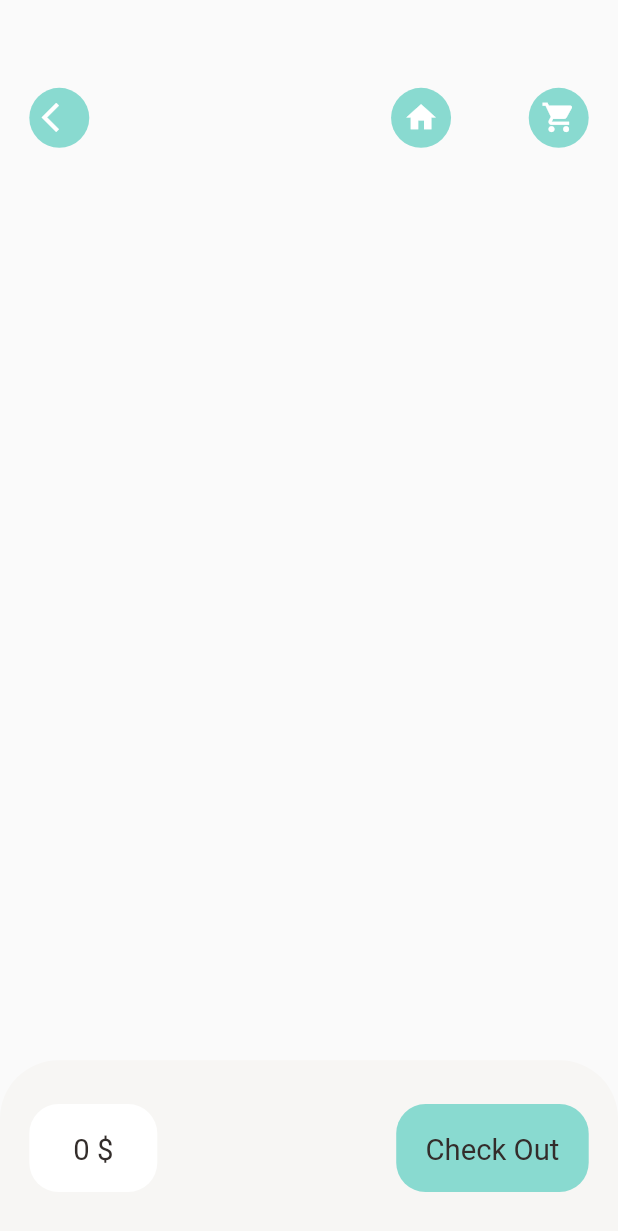
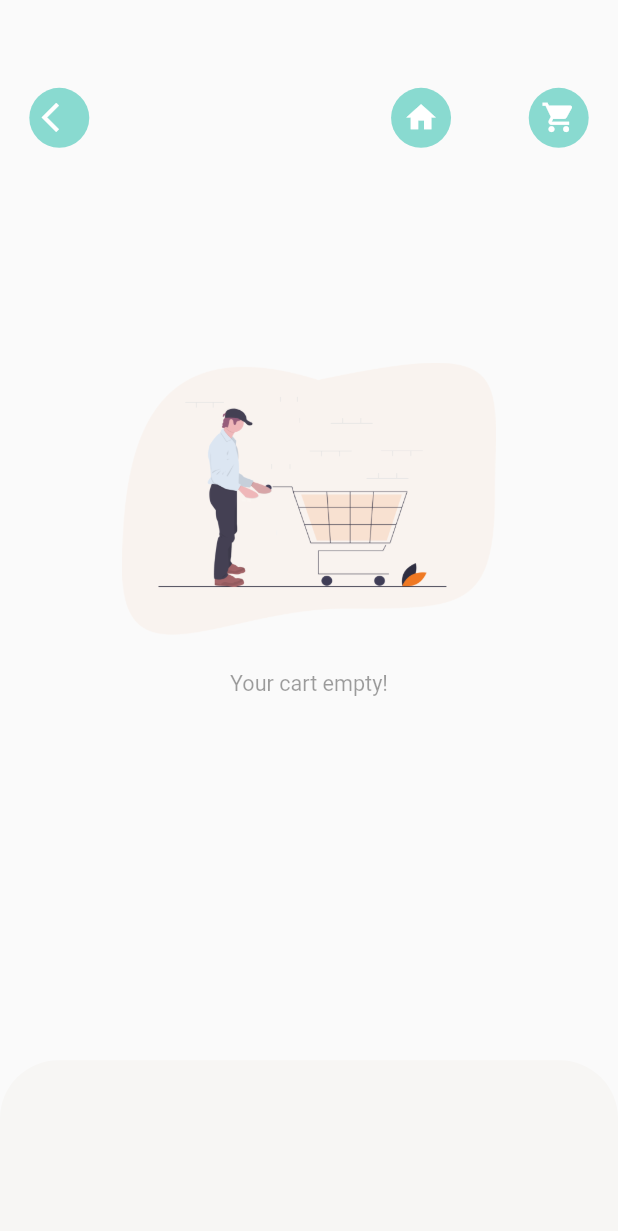
Before and after one commit to dinhkhoi-png/flutter_food_delivery, a Flutter app: the CartPage screen opened by its route, on a phone screen of 412 x 824 dp. Shown: the top 1231 px of the screen. Run offline on Flutter 3.47's test engine with Material 2 defaults, Android fonts, the phone set to English and light mode, and no system bars; our stand-ins replace dots_indicator, get, persistent_bottom_nav_bar, shared_preferences; accounts and stored records are empty; network calls fail.

Commit message:
cart  empty

```diff
--- /dev/null
+++ b/lib/base/no_data_page.dart
@@ -0,0 +1,32 @@
+import 'package:flutter/material.dart';
+
+
+class NoDataPage extends StatelessWidget {
+  final String text;
+  final String imgPath;
+  const NoDataPage({Key? key, required this.text , this.imgPath="assets/image/empty_cart.png"}) : super(key: key);
+
+  @override
+  Widget build(BuildContext context) {
+    return Column(
+      mainAxisAlignment: MainAxisAlignment.center,
+      crossAxisAlignment: CrossAxisAlignment.stretch,
+      children: [
+        Image.asset(
+          imgPath,
+          height: MediaQuery.of(context).size.height*0.22,
+          width: MediaQuery.of(context).size.width*0.22,
+        ),
+        SizedBox(height:  MediaQuery.of(context).size.height*0.03,),
+        Text(
+          text,
+          style: TextStyle(
+              fontSize: MediaQuery.of(context).size.height*0.0175,
+              color: Theme.of(context).disabledColor
+          ),
+          textAlign: TextAlign.center,
+        )
+      ],
+    );
+  }
+}
--- a/lib/pages/cart/cart_history.dart
+++ b/lib/pages/cart/cart_history.dart
@@ -2,6 +2,7 @@ import 'dart:convert';
 
 import 'package:flutter/material.dart';
 import 'package:flutter_food_delivery/controllers/cart_controller.dart';
+import 'package:flutter_food_delivery/routes/route_helper.dart';
 import 'package:flutter_food_delivery/utils/app_constants.dart';
 import 'package:flutter_food_delivery/utils/colors.dart';
 import 'package:flutter_food_delivery/utils/dimensions.dart';
@@ -133,6 +134,7 @@ class CartHistory extends StatelessWidget {
                                             }
                                             Get.find<CartController>().setItems = moreOrder;
                                             Get.find<CartController>().addToCartList();
+                                            Get.toNamed(RouteHelper.getCartPage());
                                           },
                                           child: Container(
                                             padding: EdgeInsets.symmetric(horizontal: Dimensions.width10,
--- a/lib/pages/cart/cart_page.dart
+++ b/lib/pages/cart/cart_page.dart
@@ -9,6 +9,7 @@ import 'package:flutter_food_delivery/utils/dimensions.dart';
 import 'package:flutter_food_delivery/widget/app_icon.dart';
 import 'package:flutter_food_delivery/widget/big_text.dart';
 import 'package:flutter_food_delivery/widget/small_text.dart';
+import 'package:flutter_food_delivery/base/no_data_page.dart';
 import 'package:get/get.dart';
 
 import '../../controllers/recommended_product_controller.dart';
@@ -48,7 +49,8 @@ class CartPage extends StatelessWidget {
 
                 ],
           )),
-          Positioned(
+          GetBuilder<CartController>(builder: (_cartController){
+            return _cartController.getItems.length>0?Positioned(
                 top: Dimensions.height20*5,
                 left: Dimensions.width20,
                 right: Dimensions.width20,
@@ -76,7 +78,13 @@ class CartPage extends StatelessWidget {
                                         Get.toNamed(RouteHelper.getPopularFood(popularIndex,"cartpage"));
                                       }else{
                                         var recommendedIndex = Get.find<RecommendedProductController>().recommendedProductList.indexOf(_cartList[index].product!);
+                                        if(recommendedIndex<0){
+                                          Get.snackbar("History product", "Product review is not valible for history",
+                                              backgroundColor: AppColors.mainColor,
+                                              colorText: Colors.white);
+                                        }else{
                                           Get.toNamed(RouteHelper.getRecommendedFood(recommendedIndex,"cartpage"));
+                                        }
                                       }
                                     },
                                     child: Container(
@@ -146,7 +154,8 @@ class CartPage extends StatelessWidget {
                           });
                     },),
                   ),
-              ))
+                )):NoDataPage(text:"Your cart empty!");
+          })
         ],
       ),
       bottomNavigationBar: GetBuilder<CartController>(builder: (cartController) {
@@ -163,7 +172,7 @@ class CartPage extends StatelessWidget {
                 topLeft: Radius.circular(Dimensions.radius20 * 2),
                 topRight: Radius.circular(Dimensions.radius20 * 2),
               )),
-          child: Row(
+          child: cartController.getItems.length>0?Row(
             mainAxisAlignment: MainAxisAlignment.spaceBetween,
             children: [
               Container(
@@ -211,7 +220,7 @@ class CartPage extends StatelessWidget {
                 ),
               )
             ],
-          ),
+          ):Container(),
         );
       }),
     );
```
Lines whose indentation alone changed are shown as unchanged.
